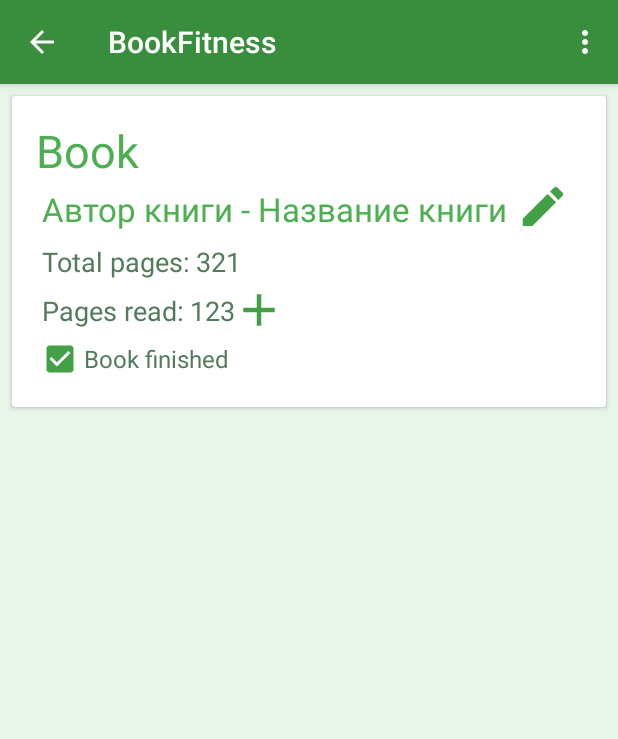
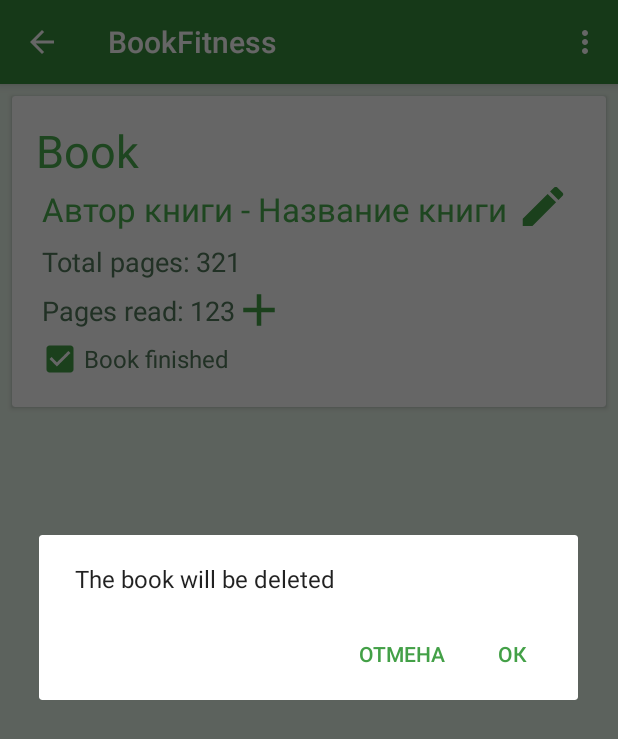
Before and after one commit to StasJDM/BookFitness, an Android app: the OneBookActivity screen opened directly, with no data from a screen before it, in the options menu, after a tap on "Delete book", on a phone screen of 412 x 824 dp. Shown: the top 739 px of the screen. Run offline under Robolectric (Android 15) with nearby library versions, the phone set to English and light mode, and no system bars; 6 statements that could not run were skipped.

Commit message:
Added deletion of books; Added dialogs

```diff
--- a/app/src/main/java/com/spappstudio/myapplication/DBHelper.java
+++ b/app/src/main/java/com/spappstudio/myapplication/DBHelper.java
@@ -320,4 +320,9 @@ public class DBHelper extends SQLiteOpenHelper {
         return c.get(Calendar.DAY_OF_WEEK);
     }
 
+    public void deleteBook(int book_id) {
+        SQLiteDatabase db = this.getWritableDatabase();
+        db.delete(BOOKS_TABLE_NAME, "id = " + book_id, null);
+    }
+
 }
--- a/app/src/main/java/com/spappstudio/myapplication/OneBookActivity.java
+++ b/app/src/main/java/com/spappstudio/myapplication/OneBookActivity.java
@@ -13,6 +13,8 @@ import android.view.MenuItem;
 import android.view.View;
 import android.widget.CheckBox;
 import android.widget.TextView;
+
+import com.spappstudio.myapplication.dialogs.DeleteDialog;
 
 public class OneBookActivity extends AppCompatActivity {
 
@@ -89,6 +91,11 @@ public class OneBookActivity extends AppCompatActivity {
                 startActivityForResult(intent, REQUEST_EDIT_BOOK);
                 return true;
             case R.id.item_delete_book:
+                DeleteDialog deleteDialog = new DeleteDialog();
+                Bundle args = new Bundle();
+                args.putInt("book_id", book_id);
+                deleteDialog.setArguments(args);
+                deleteDialog.show(getSupportFragmentManager(), "Delete");
                 return true;
             default:
                 return super.onOptionsItemSelected(item);
--- /dev/null
+++ b/app/src/main/java/com/spappstudio/myapplication/dialogs/DeleteDialog.java
@@ -0,0 +1,31 @@
+package com.spappstudio.myapplication.dialogs;
+
+import android.app.AlertDialog;
+import android.app.Dialog;
+import android.content.DialogInterface;
+import android.content.Intent;
+import android.os.Bundle;
+
+import androidx.annotation.NonNull;
+import androidx.fragment.app.DialogFragment;
+
+import com.spappstudio.myapplication.DBHelper;
+import com.spappstudio.myapplication.MainActivity;
+import com.spappstudio.myapplication.R;
+
+public class DeleteDialog extends DialogFragment {
+    @NonNull
+    public Dialog onCreateDialog(Bundle savedInstanceState) {
+        final int id = getArguments().getInt("book_id");
+        AlertDialog.Builder builder = new AlertDialog.Builder(getActivity());
+        return builder.setMessage(getString(R.string.book_will_deleted)).setPositiveButton("Ок", new DialogInterface.OnClickListener() {
+            @Override
+            public void onClick(DialogInterface dialog, int which) {
+                new DBHelper(getContext()).deleteBook(id);
+                Intent intent = new Intent(getContext(), MainActivity.class);
+                startActivity(intent);
+                getActivity().finish();
+            }
+        }).setNegativeButton("Отмена", null).create();
+    }
+}
--- a/app/src/main/res/values/strings.xml
+++ b/app/src/main/res/values/strings.xml
@@ -38,6 +38,10 @@
     <string name="yesterday">Yesterday</string>
     <string name="week_average">On average per week</string>
     <string name="month_average">On average per month</string>
+    <string name="book_will_deleted">The book will be deleted</string>
+    <string name="changes_will_not_be_saved">Changes will not be saved</string>
+    <string name="ok">Ok</string>
+    <string name="cancel">Cancel</string>
 
     <string name="menu_edit_book">Edit book</string>
     <string name="menu_delete_book">Delete book</string>
```
Also changed, not shown: app/src/main/java/com/spappstudio/myapplication/AddBookActivity.java (+8 -1 lines), app/src/main/java/com/spappstudio/myapplication/MainActivity.java (+6 -2 lines), app/src/main/java/com/spappstudio/myapplication/dialogs/BackDialog.java (added, +24 -0 lines), 2 other files.
